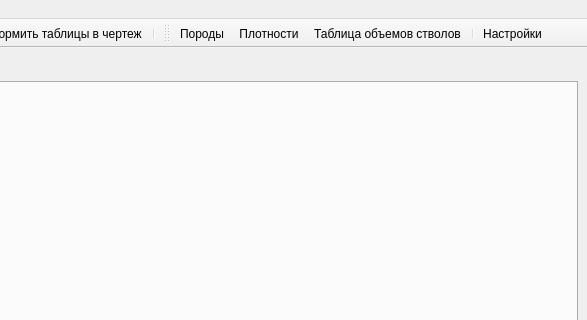
Old version of the form resources/ui/mainwindow.ui in the repository maxmyslivets/TaxationMaster; both pictures show x 784 to 1371 and y 0 to 320 of the 1371 by 766 pixel window.
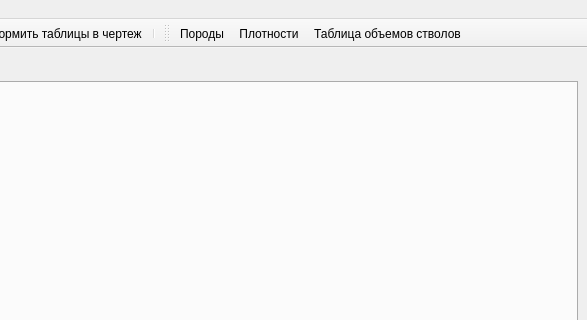
New version of the form. Icons and pictures are not drawn.

Commit message: обновление графического интерфейса

The edit to the form file:
```diff
--- a/resources/ui/mainwindow.ui
+++ b/resources/ui/mainwindow.ui
@@ -280,8 +280,6 @@
    <addaction name="menu_database_species"/>
    <addaction name="menu_database_densitys"/>
    <addaction name="menu_database_volumes"/>
-   <addaction name="separator"/>
-   <addaction name="menu_settings_settings"/>
   </widget>
   <action name="menu_database_species">
    <property name="icon">
```
Left out of the diff: 28 changed lines with no effect on the pictures. The commit also changes 6 other files.
